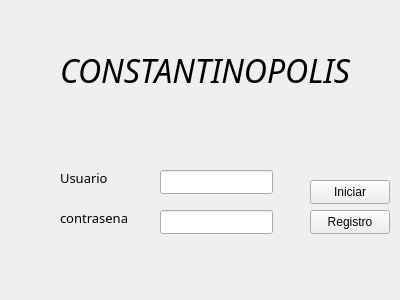
First picture: the form in registro.ui, repository mauriciogiraldou/PROYECTO-FINAL-MauricioRafael, before the edit.
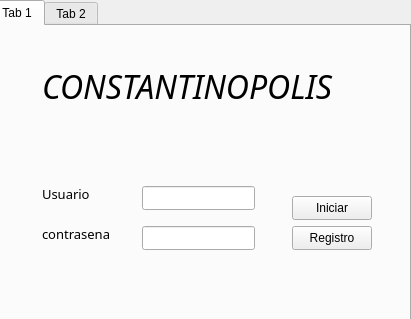
Second picture: the form after the edit.

Commit message: Añadido el ejectuble del juego y Instrucciones en la parte del registro

Diff of the .ui file:
```diff
--- a/registro.ui
+++ b/registro.ui
@@ -6,119 +6,152 @@
    <rect>
     <x>0</x>
     <y>0</y>
-    <width>400</width>
-    <height>300</height>
+    <width>411</width>
+    <height>319</height>
    </rect>
   </property>
   <property name="windowTitle">
    <string>Form</string>
   </property>
-  <widget class="QLabel" name="label">
+  <widget class="QTabWidget" name="tabWidget">
    <property name="geometry">
     <rect>
-     <x>60</x>
-     <y>30</y>
-     <width>291</width>
-     <height>81</height>
+     <x>-10</x>
+     <y>0</y>
+     <width>421</width>
+     <height>321</height>
     </rect>
    </property>
-   <property name="font">
-    <font>
-     <family>Monotype Corsiva</family>
-     <pointsize>24</pointsize>
-     <italic>true</italic>
-    </font>
+   <property name="currentIndex">
+    <number>0</number>
    </property>
-   <property name="text">
-    <string>CONSTANTINOPOLIS</string>
-   </property>
-  </widget>
-  <widget class="QLabel" name="label_2">
-   <property name="geometry">
-    <rect>
-     <x>60</x>
-     <y>170</y>
-     <width>51</width>
-     <height>16</height>
-    </rect>
-   </property>
-   <property name="font">
-    <font>
-     <family>Segoe Print</family>
-     <pointsize>10</pointsize>
-    </font>
-   </property>
-   <property name="text">
-    <string>Usuario</string>
-   </property>
-  </widget>
-  <widget class="QLabel" name="label_3">
-   <property name="geometry">
-    <rect>
-     <x>60</x>
-     <y>210</y>
-     <width>81</width>
-     <height>16</height>
-    </rect>
-   </property>
-   <property name="font">
-    <font>
-     <family>Segoe Print</family>
-     <pointsize>10</pointsize>
-    </font>
-   </property>
-   <property name="text">
-    <string>contrasena</string>
-   </property>
-  </widget>
-  <widget class="QPushButton" name="iniciarSesionButton">
-   <property name="geometry">
-    <rect>
-     <x>310</x>
-     <y>180</y>
-     <width>80</width>
-     <height>24</height>
-    </rect>
-   </property>
-   <property name="text">
-    <string>Iniciar</string>
-   </property>
-  </widget>
-  <widget class="QPushButton" name="registrarButton">
-   <property name="geometry">
-    <rect>
-     <x>310</x>
-     <y>210</y>
-     <width>80</width>
-     <height>24</height>
-    </rect>
-   </property>
-   <property name="text">
-    <string>Registro</string>
-   </property>
-  </widget>
-  <widget class="QLineEdit" name="nombreUsuarioEdit">
-   <property name="geometry">
-    <rect>
-     <x>160</x>
-     <y>170</y>
-     <width>113</width>
-     <height>24</height>
-    </rect>
-   </property>
-  </widget>
-  <widget class="QLineEdit" name="contrasenaEdit">
-   <property name="geometry">
-    <rect>
-     <x>160</x>
-     <y>210</y>
-     <width>113</width>
-     <height>24</height>
-    </rect>
-   </property>
-   <property name="inputMethodHints">
-    <set>Qt::ImhHiddenText|Qt::ImhNoAutoUppercase|Qt::ImhNoPredictiveText|Qt::ImhSensitiveData</set>
-   </property>
+   <widget class="QWidget" name="Iniciar">
+    <attribute name="title">
+     <string>Tab 1</string>
+    </attribute>
+    <widget class="QLineEdit" name="nombreUsuarioEdit">
+     <property name="geometry">
+      <rect>
+       <x>150</x>
+       <y>160</y>
+       <width>113</width>
+       <height>24</height>
+      </rect>
+     </property>
+    </widget>
+    <widget class="QPushButton" name="iniciarSesionButton">
+     <property name="geometry">
+      <rect>
+       <x>300</x>
+       <y>170</y>
+       <width>80</width>
+       <height>24</height>
+      </rect>
+     </property>
+     <property name="text">
+      <string>Iniciar</string>
+     </property>
+    </widget>
+    <widget class="QPushButton" name="registrarButton">
+     <property name="geometry">
+      <rect>
+       <x>300</x>
+       <y>200</y>
+       <width>80</width>
+       <height>24</height>
+      </rect>
+     </property>
+     <property name="text">
+      <string>Registro</string>
+     </property>
+    </widget>
+    <widget class="QLabel" name="label_2">
+     <property name="geometry">
+      <rect>
+       <x>50</x>
+       <y>160</y>
+       <width>51</width>
+       <height>16</height>
+      </rect>
+     </property>
+     <property name="font">
+      <font>
+       <family>Segoe Print</family>
+       <pointsize>10</pointsize>
+      </font>
+     </property>
+     <property name="text">
+      <string>Usuario</string>
+     </property>
+    </widget>
+    <widget class="QLabel" name="label_3">
+     <property name="geometry">
+      <rect>
+       <x>50</x>
+       <y>200</y>
+       <width>81</width>
+       <height>16</height>
+      </rect>
+     </property>
+     <property name="font">
+      <font>
+       <family>Segoe Print</family>
+       <pointsize>10</pointsize>
+      </font>
+     </property>
+     <property name="text">
+      <string>contrasena</string>
+     </property>
+    </widget>
+    <widget class="QLabel" name="label">
+     <property name="geometry">
+      <rect>
+       <x>50</x>
+       <y>20</y>
+       <width>291</width>
+       <height>81</height>
+      </rect>
+     </property>
+     <property name="font">
+      <font>
+       <family>Monotype Corsiva</family>
+       <pointsize>24</pointsize>
+       <italic>true</italic>
+      </font>
+     </property>
+     <property name="text">
+      <string>CONSTANTINOPOLIS</string>
+     </property>
+    </widget>
+    <widget class="QLineEdit" name="contrasenaEdit">
+     <property name="geometry">
+      <rect>
+       <x>150</x>
+       <y>200</y>
+       <width>113</width>
+       <height>24</height>
+      </rect>
+     </property>
+     <property name="inputMethodHints">
+      <set>Qt::ImhHiddenText|Qt::ImhNoAutoUppercase|Qt::ImhNoPredictiveText|Qt::ImhSensitiveData</set>
+     </property>
+    </widget>
+   </widget>
+   <widget class="QWidget" name="Instrucciones">
+    <attribute name="title">
+     <string>Tab 2</string>
+    </attribute>
+    <widget class="QTextEdit" name="instruccionesTextEdit">
+     <property name="geometry">
+      <rect>
+       <x>80</x>
+       <y>40</y>
+       <width>271</width>
+       <height>171</height>
+      </rect>
+     </property>
+    </widget>
+   </widget>
   </widget>
  </widget>
  <resources/>
```
The commit also changes 7 other files.
